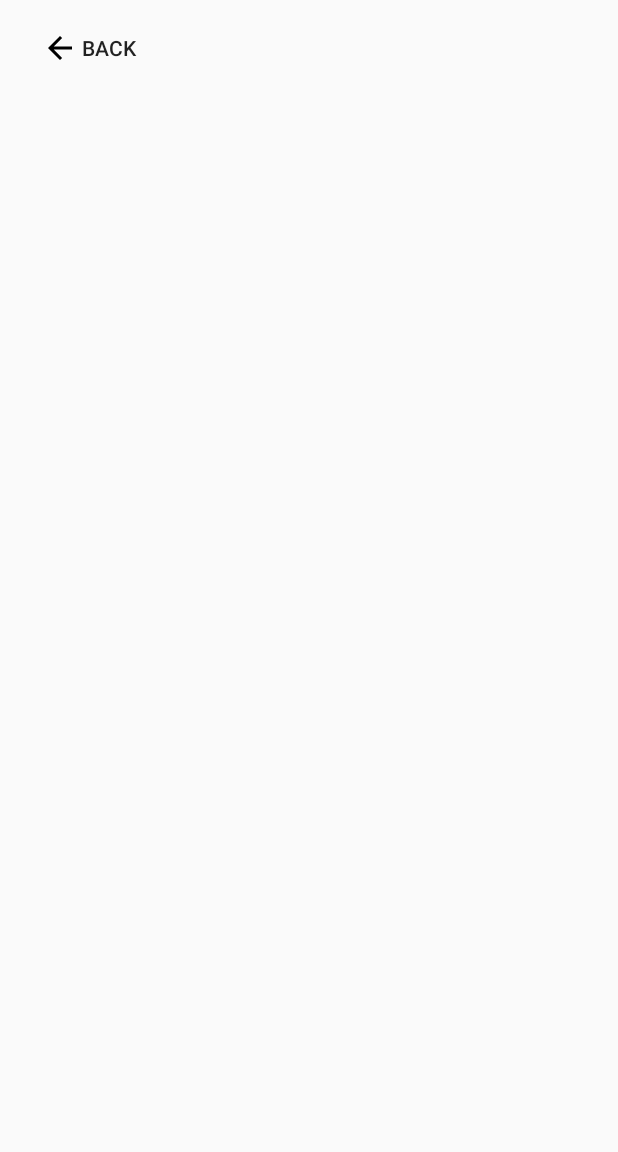
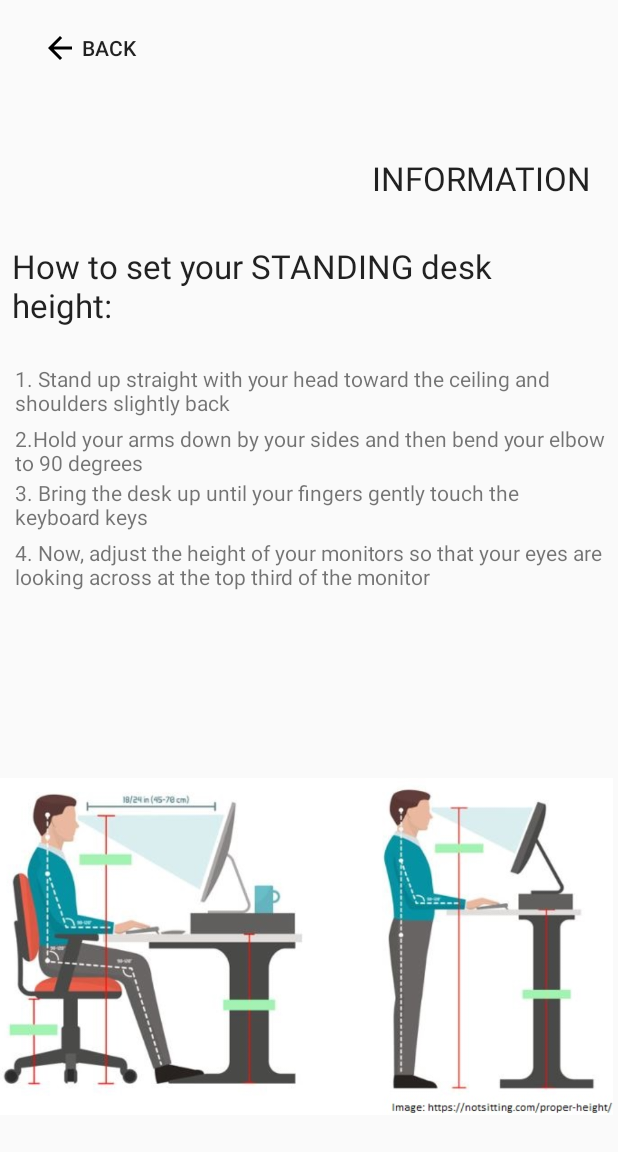
Before and after one commit to 7gang/p2-prototype, an Android app: the SettingsActivity screen opened directly, with no data from a screen before it, on a phone screen of 412 x 824 dp. Before the commit the part shown is almost empty. Shown: the top 1152 px of the screen. Run offline under Robolectric (Android 15) with nearby library versions, the phone set to English and light mode, and no system bars.

Commit message:
Add logos, layout settings/info screen, add city background

```diff
--- a/app/src/main/res/layout/activity_settings.xml
+++ b/app/src/main/res/layout/activity_settings.xml
@@ -19,4 +19,78 @@
         android:onClick="launchMainActivity"
         android:text="Back" />
 
+    <ImageView
+        android:id="@+id/imageView6"
+        android:layout_width="414dp"
+        android:layout_height="386dp"
+        android:layout_marginEnd="4dp"
+        app:layout_constraintBottom_toBottomOf="parent"
+        app:layout_constraintEnd_toEndOf="parent"
+        app:srcCompat="@drawable/height" />
+
+    <TextView
+        android:id="@+id/textView16"
+        android:layout_width="387dp"
+        android:layout_height="77dp"
+        android:layout_marginStart="8dp"
+        android:layout_marginEnd="8dp"
+        android:layout_marginBottom="584dp"
+        android:text="How to set your STANDING desk height:"
+        android:textAppearance="@style/TextAppearance.AppCompat.Large"
+        app:layout_constraintBottom_toBottomOf="@+id/imageView6"
+        app:layout_constraintEnd_toEndOf="parent"
+        app:layout_constraintHorizontal_bias="0.0"
+        app:layout_constraintStart_toStartOf="parent" />
+
+    <TextView
+        android:id="@+id/textView17"
+        android:layout_width="394dp"
+        android:layout_height="57dp"
+        android:layout_marginEnd="8dp"
+        android:layout_marginBottom="524dp"
+        android:text="1. Stand up straight with your head toward the ceiling and shoulders slightly back"
+        app:layout_constraintBottom_toBottomOf="parent"
+        app:layout_constraintEnd_toEndOf="parent" />
+
+    <TextView
+        android:id="@+id/textView18"
+        android:layout_width="394dp"
+        android:layout_height="57dp"
+        android:layout_marginEnd="8dp"
+        android:layout_marginBottom="448dp"
+        android:text="3. Bring the desk up until your fingers gently touch the keyboard keys"
+        app:layout_constraintBottom_toBottomOf="parent"
+        app:layout_constraintEnd_toEndOf="parent" />
+
+    <TextView
+        android:id="@+id/textView20"
+        android:layout_width="394dp"
+        android:layout_height="57dp"
+        android:layout_marginEnd="8dp"
+        android:layout_marginBottom="408dp"
+        android:text="4. Now, adjust the height of your monitors so that your eyes are looking across at the top third of the monitor"
+        app:layout_constraintBottom_toBottomOf="parent"
+        app:layout_constraintEnd_toEndOf="parent" />
+
+    <TextView
+        android:id="@+id/textView19"
+        android:layout_width="394dp"
+        android:layout_height="57dp"
+        android:layout_marginEnd="8dp"
+        android:layout_marginBottom="484dp"
+        android:text="2.Hold your arms down by your sides and then bend your elbow to 90 degrees"
+        app:layout_constraintBottom_toBottomOf="parent"
+        app:layout_constraintEnd_toEndOf="parent" />
+
+    <TextView
+        android:id="@+id/textView21"
+        android:layout_width="148dp"
+        android:layout_height="36dp"
+        android:layout_marginEnd="16dp"
+        android:layout_marginBottom="684dp"
+        android:text="INFORMATION"
+        android:textAppearance="@style/TextAppearance.AppCompat.Large"
+        app:layout_constraintBottom_toBottomOf="parent"
+        app:layout_constraintEnd_toEndOf="parent" />
+
 </android.support.constraint.ConstraintLayout>
```
Also changed, not shown: app/src/main/res/layout/fragment_city.xml (+55 -15 lines), app/src/main/res/layout/fragment_team.xml (+47 -6 lines), app/src/main/res/drawable/city2.png (added), app/src/main/res/drawable/height.JPG (added), app/src/main/res/drawable/logo1.png (added), app/src/main/res/drawable/logo2.png (added), app/src/main/res/drawable/logo3.png (added).
